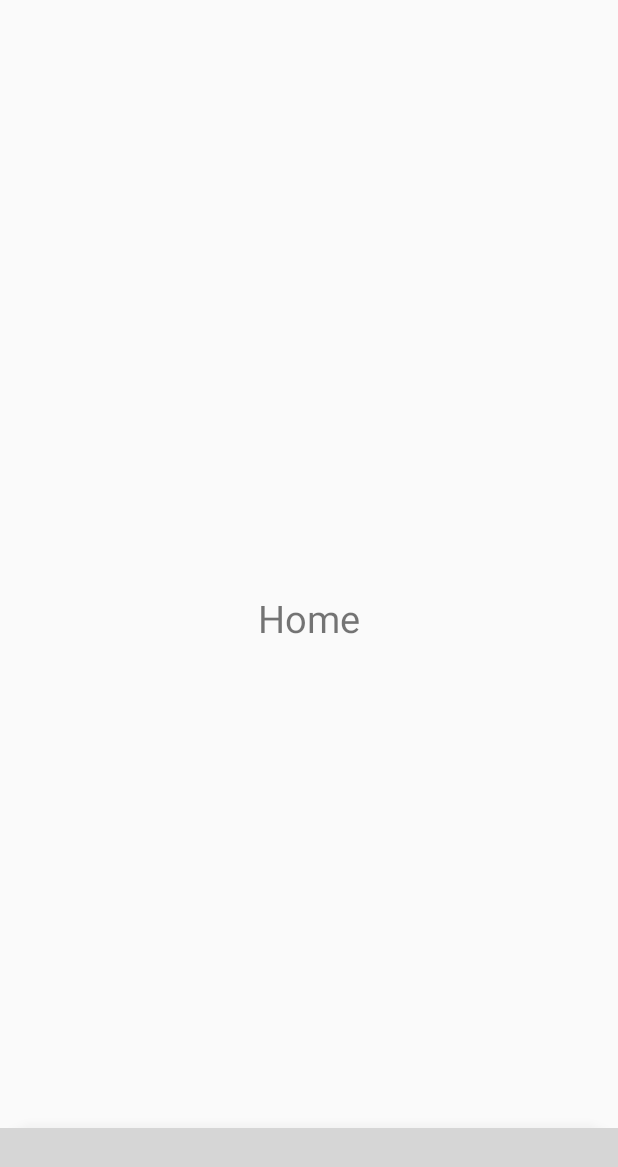
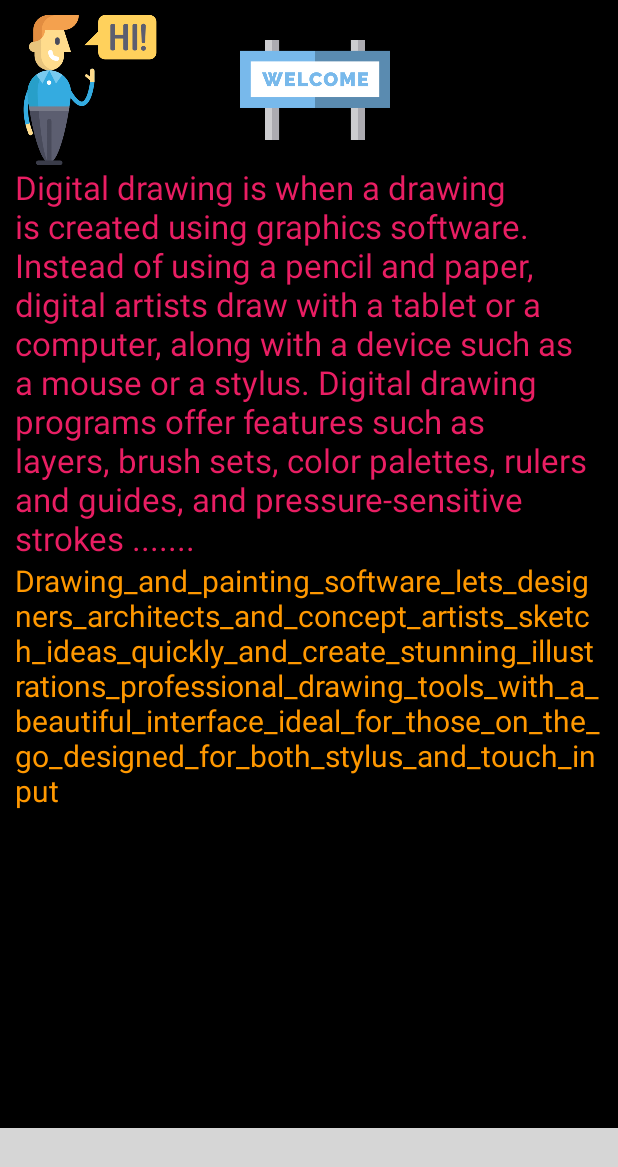
Before and after one commit to ramimhossain12/Drawing-Studio, an Android app: the HomeFragment screen opened directly, with no data from a screen before it, on a phone screen of 412 x 824 dp. Shown: the top 1167 px of the screen. Run offline under Robolectric (Android 15) with nearby library versions, the phone set to English and light mode, and no system bars; libraries missing offline, so code that uses them is left out: com.ismaeldivita.chipnavigation; plain views replace ChipNavigationBar; 3 statements that could not run were skipped; grey boxes are pictures that could not be loaded.

Commit message:
fragment home

```diff
--- a/app/src/main/java/com/example/drawingstudio/MainActivity2.java
+++ b/app/src/main/java/com/example/drawingstudio/MainActivity2.java
@@ -16,7 +16,7 @@ import android.widget.Toast;
 import java.util.UUID;
 
 public class MainActivity2 extends AppCompatActivity implements View.OnClickListener {
-    private ImageButton currPaint, drawBtn,baru,erase,save;
+    private ImageButton currPaint, drawBtn,baru,erase,save,share;
     private DrawingView drawView;
     @Override
     protected void onCreate(Bundle savedInstanceState) {
@@ -28,6 +28,7 @@ public class MainActivity2 extends AppCompatActivity implements View.OnClickList
         baru = (ImageButton)findViewById(R.id.new_btn);
         erase = (ImageButton)findViewById(R.id.eraser_btn);
         save = (ImageButton)findViewById(R.id.save_btn);
+        share = findViewById(R.id.share_btn);
 
         LinearLayout paintLayout = (LinearLayout)findViewById(R.id.paint_colors);
         currPaint = (ImageButton)paintLayout.getChildAt(0);
@@ -38,6 +39,7 @@ public class MainActivity2 extends AppCompatActivity implements View.OnClickList
         baru.setOnClickListener(this);
         erase.setOnClickListener(this);
         save.setOnClickListener(this);
+        share.setOnClickListener(this);
 
     }
 
--- a/app/src/main/res/layout/fragment_home.xml
+++ b/app/src/main/res/layout/fragment_home.xml
@@ -1,17 +1,59 @@
 <?xml version="1.0" encoding="utf-8"?>
-<RelativeLayout xmlns:android="http://schemas.android.com/apk/res/android"
+<ScrollView xmlns:android="http://schemas.android.com/apk/res/android"
     xmlns:tools="http://schemas.android.com/tools"
     android:layout_width="match_parent"
     android:layout_height="match_parent"
+    android:background="#000000"
+    android:paddingLeft="10dp"
+    android:paddingRight="10dp"
+    android:paddingTop="10dp"
+    android:orientation="vertical"
+    tools:context=".HomeFragment">
 
-    tools:context=".HomeFragment">
+
+<LinearLayout
+    android:layout_width="match_parent"
+    android:layout_height="match_parent"
+    android:orientation="vertical">
+
+
+    <LinearLayout
+        android:layout_width="match_parent"
+        android:layout_height="wrap_content"
+        android:orientation="horizontal">
+
+        <ImageView
+            android:layout_width="100dp"
+            android:layout_height="100dp"
+            android:src="@drawable/greeting"/>
+
+        <ImageView
+            android:layout_width="200dp"
+            android:layout_height="100dp"
+            android:src="@drawable/trafic"/>
+
+    </LinearLayout>
+    <TextView
+        android:layout_width="match_parent"
+        android:id="@+id/first"
+        android:layout_height="wrap_content"
+        android:text="@string/digital_drawing_is_when_a_drawing_is_created_using_graphics_software_instead_of_using_a_pencil_and_paper_digital_artists_draw_with_a_tablet_or_a_computer_along_with_a_device_such_as_a_mouse_or_a_stylus_digital_drawing_programs_offer_features_such_as_layers_brush_sets_color_palettes_rulers_and_guides_and_pressure_sensitive_strokes"
+        android:textColor="#E91E63"
+        android:textSize="22sp" />
 
 
     <TextView
         android:layout_width="match_parent"
-        android:layout_height="match_parent"
-        android:textSize="25sp"
-        android:gravity="center"
-         android:text="Home" />
+        android:layout_height="wrap_content"
+        android:text="@string/drawing_and_painting_software_lets_designers_architects_and_concept_artists_sketch_ideas_quickly_and_create_stunning_illustrations_professional_drawing_tools_with_a_beautiful_interface_ideal_for_those_on_the_go_designed_for_both_stylus_and_touch_input"
+        android:textColor="#FF9800"
+        android:textSize="20sp" />
 
-</RelativeLayout>
+
+</LinearLayout>
+
+
+
+
+
+</ScrollView>
--- a/app/src/main/res/values/strings.xml
+++ b/app/src/main/res/values/strings.xml
@@ -8,4 +8,9 @@
     <string name="erase">Erase</string>
     <string name="save">Save</string>
     <string name="Paint">Paint</string>
+
+
+
+    <string name="digital_drawing_is_when_a_drawing_is_created_using_graphics_software_instead_of_using_a_pencil_and_paper_digital_artists_draw_with_a_tablet_or_a_computer_along_with_a_device_such_as_a_mouse_or_a_stylus_digital_drawing_programs_offer_features_such_as_layers_brush_sets_color_palettes_rulers_and_guides_and_pressure_sensitive_strokes">Digital drawing is when a drawing is created using graphics software. Instead of using a pencil and paper, digital artists draw with a tablet or a computer, along with a device such as a mouse or a stylus. Digital drawing programs offer features such as layers, brush sets, color palettes, rulers and guides, and pressure-sensitive strokes .......</string>
+    <string name="drawing_and_painting_software_lets_designers_architects_and_concept_artists_sketch_ideas_quickly_and_create_stunning_illustrations_professional_drawing_tools_with_a_beautiful_interface_ideal_for_those_on_the_go_designed_for_both_stylus_and_touch_input">Drawing_and_painting_software_lets_designers_architects_and_concept_artists_sketch_ideas_quickly_and_create_stunning_illustrations_professional_drawing_tools_with_a_beautiful_interface_ideal_for_those_on_the_go_designed_for_both_stylus_and_touch_input </string>
 </resources>
```
Also changed, not shown: app/src/main/assets/loop.json (added, +1 -0 lines), app/src/main/res/drawable/btn_shap.xml (added, +24 -0 lines), app/src/main/res/layout/fragment_drawing.xml (+25 -8 lines), app/src/main/res/drawable-v24/greeting.png (added), app/src/main/res/drawable-v24/trafic.png (added).
